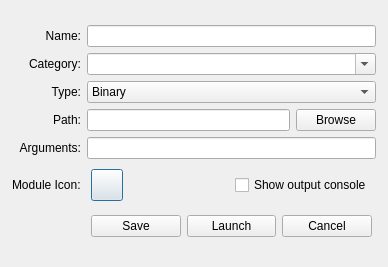
This is submission/rstats_source/products/RAT-STATS/rstats_ui/src/UIRStatsLaunchConfigDialog.ui in cbtek/RStats2017 as Qt 5 draws it before an edit. The edited form follows.
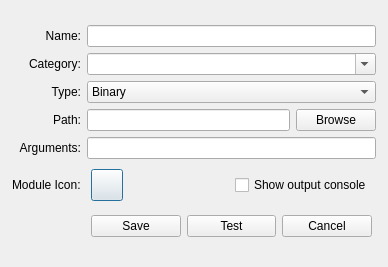
This is the edited form.

Commit message: Adding fix for correctly testing module config

The edit to the form file:
```diff
--- a/submission/rstats_source/products/RAT-STATS/rstats_ui/src/UIRStatsLaunchConfigDialog.ui
+++ b/submission/rstats_source/products/RAT-STATS/rstats_ui/src/UIRStatsLaunchConfigDialog.ui
@@ -146,7 +146,7 @@
          <item>
           <widget class="QPushButton" name="m_btnLaunch">
            <property name="text">
-            <string>Launch</string>
+            <string>Test</string>
            </property>
           </widget>
          </item>
```
Left out of the diff: 2 changed lines with no effect on the pictures. The commit also changes 2 other files.
